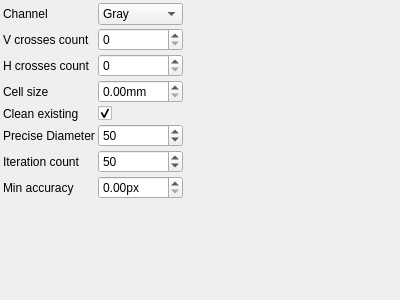
The window that utils/corestructs/coreWidgets/checkerboardDetectionParametersControlWidget.ui (NickPenkrat/corecvs) describes before a commit, drawn with Qt 5.
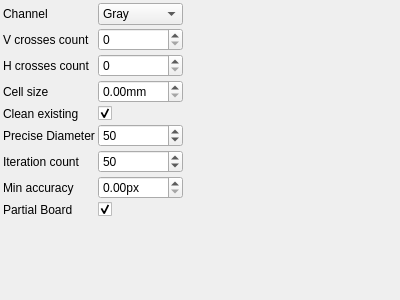
The same window after the commit. Icons and pictures are not drawn.

```diff
--- a/utils/corestructs/coreWidgets/checkerboardDetectionParametersControlWidget.ui
+++ b/utils/corestructs/coreWidgets/checkerboardDetectionParametersControlWidget.ui
@@ -228,7 +228,24 @@
        </property>
      </widget>
     </item>
-   <item row="8" column="0">
+    <item row="8" column="0">
+     <widget class="QLabel" name="label_8">
+       <property name="text">
+         <string>Partial Board</string>
+       </property>
+     </widget>
+    </item>
+    <item row="8" column="1">
+     <widget class="QCheckBox" name="partialBoardCheckBox">
+       <property name="toolTip">
+         <string>Partial Board</string>
+       </property>
+       <property name="checked">
+           <bool>true</bool>
+       </property>
+     </widget>
+    </item>
+   <item row="9" column="0">
     <spacer name="verticalSpacer">
      <property name="orientation">
       <enum>Qt::Vertical</enum>
@@ -241,7 +258,7 @@
      </property>
     </spacer>
    </item>
-   <item row="8" column="2">
+   <item row="9" column="2">
     <spacer name="horizontalSpacer">
      <property name="orientation">
       <enum>Qt::Horizontal</enum>
```
Left out of the diff: 6 changed lines with no effect on the pictures.
